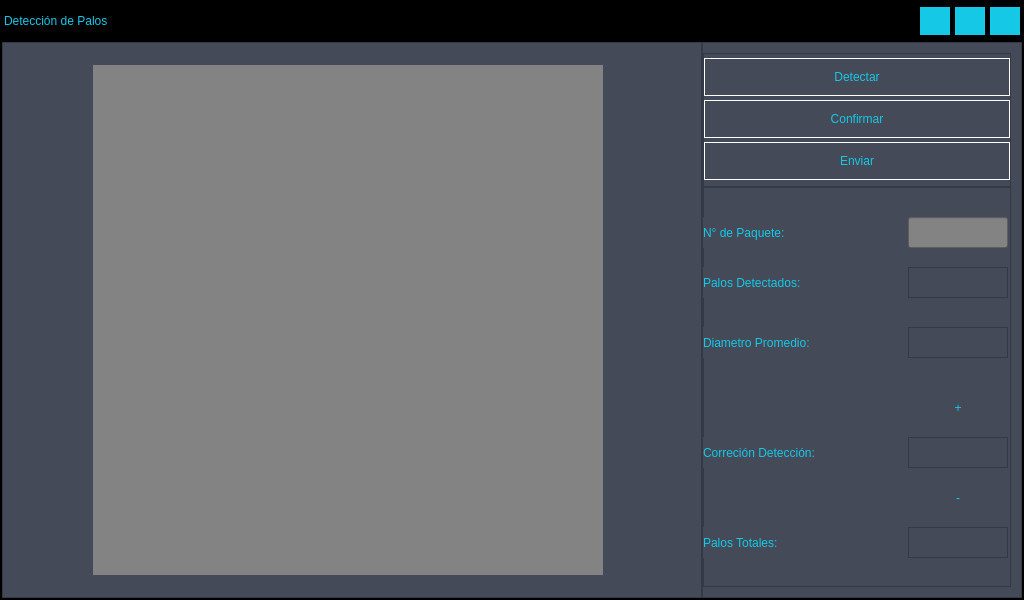
Old version of the form GUI/ui/detect_sticks.ui in the repository MARIANOCEREDA/RaspberryPiDetect.
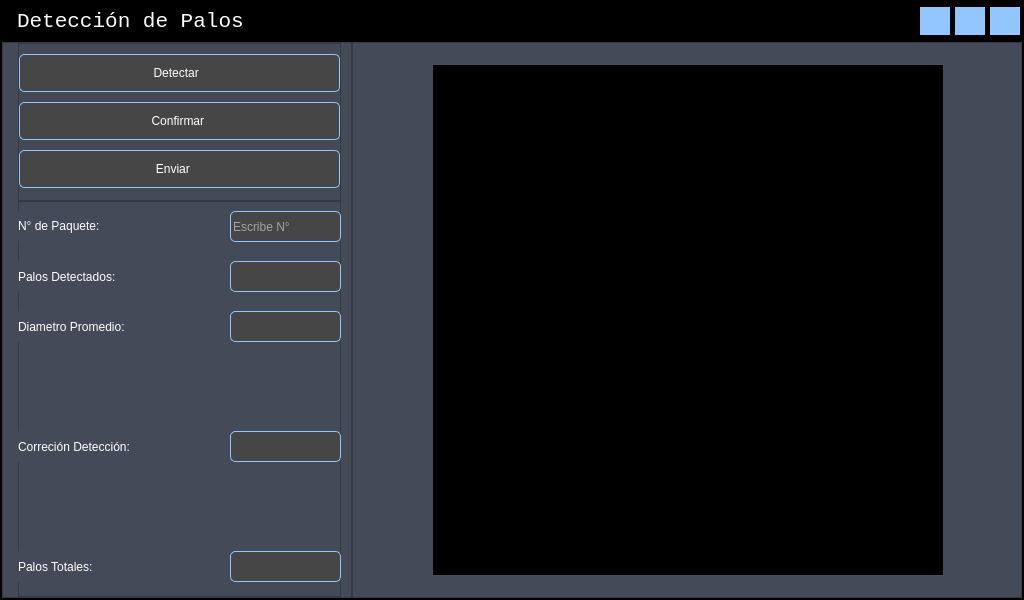
New version of the form. Icons and pictures are not drawn.

```diff
--- a/GUI/ui/detect_sticks.ui
+++ b/GUI/ui/detect_sticks.ui
@@ -13,6 +13,9 @@
   <property name="windowTitle">
    <string>MainWindow</string>
   </property>
+  <property name="styleSheet">
+   <string notr="true"/>
+  </property>
   <widget class="QWidget" name="centralwidget">
    <property name="styleSheet">
     <string notr="true">background-color: rgb(0, 0, 0);</string>
@@ -35,6 +38,11 @@
     </property>
     <item>
      <widget class="QFrame" name="frame">
+      <property name="styleSheet">
+       <string notr="true">QLabel{
+color:rgb(255, 255,255);
+}</string>
+      </property>
       <property name="frameShape">
        <enum>QFrame::StyledPanel</enum>
       </property>
@@ -72,14 +80,16 @@
 
 QPushButton{
 border:0px;
-background-color: rgb(20, 200,230);
+background-color:#93C6FF;
 }
 
 QPushButton:hover{
 border:5px solid #aa00ff;
 background-color: rgb(20, 200,230);
 }
-
+QLabel{
+font: 16pt &quot;Consolas&quot;;
+}
 </string>
          </property>
          <property name="frameShape">
@@ -93,7 +103,7 @@
            <number>5</number>
           </property>
           <property name="leftMargin">
-           <number>2</number>
+           <number>15</number>
           </property>
           <property name="topMargin">
            <number>5</number>
@@ -106,10 +116,18 @@
           </property>
           <item>
            <widget class="QLabel" name="label">
+            <property name="font">
+             <font>
+              <family>Consolas</family>
+              <pointsize>16</pointsize>
+              <italic>false</italic>
+              <bold>false</bold>
+             </font>
+            </property>
             <property name="styleSheet">
              <string notr="true">
-font: 900 16pt &quot;Arial Black&quot;;
-color: rgb(20, 200, 230);</string>
+
+</string>
             </property>
             <property name="text">
              <string>Detección de Palos </string>
@@ -237,114 +255,11 @@
           <property name="bottomMargin">
            <number>0</number>
           </property>
-          <item>
-           <widget class="QFrame" name="frame_imagen">
-            <property name="minimumSize">
-             <size>
-              <width>700</width>
-              <height>552</height>
-             </size>
-            </property>
-            <property name="styleSheet">
-             <string notr="true">QFrame{
-background-color: rgb(69, 74, 88);
-}
-</string>
-            </property>
-            <property name="frameShape">
-             <enum>QFrame::StyledPanel</enum>
-            </property>
-            <property name="frameShadow">
-             <enum>QFrame::Raised</enum>
-            </property>
-            <layout class="QVBoxLayout" name="verticalLayout_3">
-             <property name="spacing">
-              <number>0</number>
-             </property>
-             <property name="leftMargin">
-              <number>90</number>
-             </property>
-             <property name="topMargin">
-              <number>0</number>
-             </property>
-             <property name="rightMargin">
-              <number>0</number>
-             </property>
-             <property name="bottomMargin">
-              <number>0</number>
-             </property>
-             <item>
-              <widget class="QStackedWidget" name="stackedWidget">
-               <property name="maximumSize">
-                <size>
-                 <width>510</width>
-                 <height>510</height>
-                </size>
-               </property>
-               <property name="styleSheet">
-                <string notr="true">background-color: rgb(131, 131, 131);</string>
-               </property>
-               <property name="currentIndex">
-                <number>1</number>
-               </property>
-               <widget class="QWidget" name="camara">
-                <widget class="QLabel" name="out_camara">
-                 <property name="geometry">
-                  <rect>
-                   <x>5</x>
-                   <y>5</y>
-                   <width>500</width>
-                   <height>500</height>
-                  </rect>
-                 </property>
-                 <property name="minimumSize">
-                  <size>
-                   <width>500</width>
-                   <height>500</height>
-                  </size>
-                 </property>
-                 <property name="text">
-                  <string/>
-                 </property>
-                 <property name="alignment">
-                  <set>Qt::AlignCenter</set>
-                 </property>
-                </widget>
-               </widget>
-               <widget class="QWidget" name="detection">
-                <widget class="QLabel" name="out_processing">
-                 <property name="geometry">
-                  <rect>
-                   <x>5</x>
-                   <y>5</y>
-                   <width>500</width>
-                   <height>500</height>
-                  </rect>
-                 </property>
-                 <property name="minimumSize">
-                  <size>
-                   <width>500</width>
-                   <height>500</height>
-                  </size>
-                 </property>
-                 <property name="text">
-                  <string/>
-                 </property>
-                 <property name="alignment">
-                  <set>Qt::AlignCenter</set>
-                 </property>
-                </widget>
-               </widget>
-              </widget>
-             </item>
-            </layout>
-           </widget>
-          </item>
           <item>
            <widget class="QFrame" name="frame_datos">
             <property name="minimumSize">
              <size>
-              <width>320</width>
+              <width>350</width>
               <height>0</height>
              </size>
             </property>
@@ -352,25 +267,6 @@
              <string notr="true">QFrame{
 background-color: rgb(69, 74, 88);
 }
-
-QPushButton{
-font: 900 13pt &quot;Arial Black&quot;;
-color: rgb(20, 200,230);
-border:1px solid white;
-background-color: rgb(69, 74, 88);
-
-}
-QLabel{
-font: 900 13pt &quot;Arial Black&quot;;
-color: rgb(20, 200,230);
-
-}
-
-
-QPushButton:hover{
-background-color: rgb(0, 0, 0);
-}
-
 </string>
             </property>
             <property name="frameShape">
@@ -379,35 +275,37 @@
             <property name="frameShadow">
              <enum>QFrame::Raised</enum>
             </property>
-            <layout class="QVBoxLayout" name="verticalLayout_4" stretch="1,3">
+            <layout class="QVBoxLayout" name="verticalLayout_4" stretch="2,5">
              <property name="spacing">
               <number>0</number>
              </property>
              <property name="leftMargin">
-              <number>0</number>
+              <number>15</number>
              </property>
              <property name="topMargin">
-              <number>10</number>
+              <number>0</number>
              </property>
              <property name="rightMargin">
               <number>10</number>
              </property>
              <property name="bottomMargin">
-              <number>10</number>
+              <number>0</number>
              </property>
              <item>
               <widget class="QFrame" name="frame_botones">
                <property name="styleSheet">
-                <string notr="true">Qframe:{
+                <string notr="true">QFrame{
 background-color: rgb(69, 74, 88);
 }
+
 QPushButton{
-font: 900 13pt &quot;Arial Black&quot;;
-color: rgb(20, 200,230);
-border:1px solid white;
+font: 16pt &quot;Consolas&quot;;
+color:rgb(255, 255,255);
+border:1px solid #93C6FF;
+background-color: rgb(70, 70, 70);
+border-radius:5px;
 
 }
-
 QPushButton:hover{
 	background-color: rgb(0, 0, 0);
 
@@ -444,13 +342,20 @@
                     <height>38</height>
                    </size>
                   </property>
+                  <property name="layoutDirection">
+                   <enum>Qt::RightToLeft</enum>
+                  </property>
                   <property name="text">
-                   <string>Detectar</string>
+                   <string>Detectar  </string>
+                  </property>
+                  <property name="icon">
+                   <iconset>
+                    <normaloff>images/inteligencia-artificial.png</normaloff>images/inteligencia-artificial.png</iconset>
                   </property>
                   <property name="iconSize">
                    <size>
-                    <width>30</width>
-                    <height>30</height>
+                    <width>35</width>
+                    <height>35</height>
                    </size>
                   </property>
                  </widget>
@@ -463,13 +368,20 @@
                     <height>38</height>
                    </size>
                   </property>
+                  <property name="layoutDirection">
+                   <enum>Qt::RightToLeft</enum>
+                  </property>
                   <property name="text">
-                   <string>Confirmar</string>
+                   <string>Confirmar </string>
+                  </property>
+                  <property name="icon">
+                   <iconset>
+                    <normaloff>images/confirmar.png</normaloff>images/confirmar.png</iconset>
                   </property>
                   <property name="iconSize">
                    <size>
-                    <width>30</width>
-                    <height>3</height>
+                    <width>35</width>
+                    <height>35</height>
                    </size>
                   </property>
                  </widget>
@@ -482,8 +394,15 @@
                     <height>38</height>
                    </size>
                   </property>
+                  <property name="layoutDirection">
+                   <enum>Qt::RightToLeft</enum>
+                  </property>
                   <property name="text">
-                   <string>Enviar</string>
+                   <string>Enviar    </string>
+                  </property>
+                  <property name="icon">
+                   <iconset>
+                    <normaloff>images/enviar.png</normaloff>images/enviar.png</iconset>
                   </property>
                   <property name="iconSize">
                    <size>
@@ -498,6 +417,38 @@
              </item>
              <item>
               <widget class="QFrame" name="frame_datos2">
+               <property name="styleSheet">
+                <string notr="true">QFrame{
+background-color: rgb(69, 74, 88);
+}
+QPushButton{
+background-color: rgb(69, 74, 88);
+border-radius:30px;
+}
+QPushButton:hover{
+background-color: rgb(0, 0, 0);
+}
+QLabel{
+font: 14pt &quot;Consolas&quot;;
+color: rgb(255, 255,255);
+}
+
+QLineEdit{
+border:1px solid #93C6FF;
+border-radius:5px;
+background-color: rgb(70, 70, 70);
+font: 13pt &quot;Consolas&quot;;
+color: rgb(255, 255,255);
+}
+
+QTextBrowser{
+border-radius:5px;
+border:1px solid #93C6FF;
+background-color: rgb(70, 70, 70);
+font: 13pt &quot;Consolas&quot;;
+color: rgb(255, 255,255);
+}</string>
+               </property>
                <property name="frameShape">
                 <enum>QFrame::StyledPanel</enum>
                </property>
@@ -508,7 +459,7 @@
                 <property name="geometry">
                  <rect>
                   <x>0</x>
-                  <y>80</y>
+                  <y>60</y>
                   <width>181</width>
                   <height>31</height>
                  </rect>
@@ -521,7 +472,7 @@
                 <property name="geometry">
                  <rect>
                   <x>0</x>
-                  <y>140</y>
+                  <y>110</y>
                   <width>191</width>
                   <height>31</height>
                  </rect>
@@ -534,7 +485,7 @@
                 <property name="geometry">
                  <rect>
                   <x>0</x>
-                  <y>340</y>
+                  <y>350</y>
                   <width>181</width>
                   <height>31</height>
                  </rect>
@@ -547,9 +498,9 @@
                 <property name="geometry">
                  <rect>
                   <x>0</x>
-                  <y>30</y>
+                  <y>10</y>
                   <width>221</width>
-                  <height>31</height>
+                  <height>30</height>
                  </rect>
                 </property>
                 <property name="text">
@@ -559,36 +510,54 @@
                <widget class="QPushButton" name="button_plas">
                 <property name="geometry">
                  <rect>
-                  <x>205</x>
-                  <y>200</y>
-                  <width>100</width>
-                  <height>41</height>
+                  <x>235</x>
+                  <y>162</y>
+                  <width>60</width>
+                  <height>60</height>
                  </rect>
                 </property>
                 <property name="styleSheet">
-                 <string notr="true">font: 900 24pt &quot;Arial Black&quot;;
-border:0px solid white;</string>
+                 <string notr="true">
+</string>
                 </property>
                 <property name="text">
-                 <string>+</string>
+                 <string/>
+                </property>
+                <property name="icon">
+                 <iconset>
+                  <normaloff>images/mas (2).png</normaloff>images/mas (2).png</iconset>
+                </property>
+                <property name="iconSize">
+                 <size>
+                  <width>70</width>
+                  <height>70</height>
+                 </size>
                 </property>
                </widget>
                <widget class="QTextBrowser" name="out_sticks">
                 <property name="geometry">
                  <rect>
-                  <x>205</x>
-                  <y>80</y>
-                  <width>100</width>
+                  <x>212</x>
+                  <y>60</y>
+                  <width>111</width>
                   <height>31</height>
                  </rect>
                 </property>
+                <property name="font">
+                 <font>
+                  <family>Consolas</family>
+                  <pointsize>13</pointsize>
+                  <italic>false</italic>
+                  <bold>false</bold>
+                 </font>
+                </property>
                </widget>
                <widget class="QTextBrowser" name="out_diameter">
                 <property name="geometry">
                  <rect>
-                  <x>205</x>
-                  <y>140</y>
-                  <width>100</width>
+                  <x>212</x>
+                  <y>110</y>
+                  <width>111</width>
                   <height>31</height>
                  </rect>
                 </property>
@@ -596,9 +565,9 @@
                <widget class="QTextBrowser" name="out_correction">
                 <property name="geometry">
                  <rect>
-                  <x>205</x>
-                  <y>250</y>
-                  <width>100</width>
+                  <x>212</x>
+                  <y>230</y>
+                  <width>111</width>
                   <height>31</height>
                  </rect>
                 </property>
@@ -606,9 +575,9 @@
                <widget class="QTextBrowser" name="out_total">
                 <property name="geometry">
                  <rect>
-                  <x>205</x>
-                  <y>340</y>
-                  <width>100</width>
+                  <x>212</x>
+                  <y>350</y>
+                  <width>111</width>
                   <height>31</height>
                  </rect>
                 </property>
@@ -616,23 +585,29 @@
                <widget class="QLineEdit" name="in_npackge">
                 <property name="geometry">
                  <rect>
-                  <x>205</x>
-                  <y>30</y>
-                  <width>100</width>
+                  <x>212</x>
+                  <y>10</y>
+                  <width>111</width>
                   <height>31</height>
                  </rect>
                 </property>
                 <property name="styleSheet">
-                 <string notr="true">background-color: rgb(131, 131, 131);</string>
+                 <string notr="true"/>
+                </property>
+                <property name="text">
+                 <string/>
+                </property>
+                <property name="placeholderText">
+                 <string>Escribe N°</string>
                 </property>
                </widget>
                <widget class="QPushButton" name="button_less">
                 <property name="geometry">
                  <rect>
-                  <x>205</x>
-                  <y>290</y>
-                  <width>100</width>
-                  <height>41</height>
+                  <x>235</x>
+                  <y>270</y>
+                  <width>60</width>
+                  <height>60</height>
                  </rect>
                 </property>
                 <property name="sizePolicy">
@@ -645,19 +620,28 @@
                  <enum>Qt::LeftToRight</enum>
                 </property>
                 <property name="styleSheet">
-                 <string notr="true">font: 900 35pt &quot;Arial Black&quot;;
-border:0px solid white;</string>
+                 <string notr="true"/>
                 </property>
                 <property name="text">
-                 <string>-</string>
+                 <string/>
+                </property>
+                <property name="icon">
+                 <iconset>
+                  <normaloff>images/menos (1).png</normaloff>images/menos (1).png</iconset>
+                </property>
+                <property name="iconSize">
+                 <size>
+                  <width>70</width>
+                  <height>70</height>
+                 </size>
                 </property>
                </widget>
                <widget class="QLabel" name="label_7">
                 <property name="geometry">
                  <rect>
                   <x>0</x>
-                  <y>250</y>
-                  <width>201</width>
+                  <y>230</y>
+                  <width>211</width>
                   <height>31</height>
                  </rect>
                 </property>
@@ -670,6 +654,124 @@
             </layout>
            </widget>
           </item>
+          <item>
+           <widget class="QFrame" name="frame_imagen">
+            <property name="minimumSize">
+             <size>
+              <width>650</width>
+              <height>552</height>
+             </size>
+            </property>
+            <property name="styleSheet">
+             <string notr="true">QFrame{
+background-color: rgb(69, 74, 88);
+}
+</string>
+            </property>
+            <property name="frameShape">
+             <enum>QFrame::StyledPanel</enum>
+            </property>
+            <property name="frameShadow">
+             <enum>QFrame::Raised</enum>
+            </property>
+            <layout class="QVBoxLayout" name="verticalLayout_3">
+             <property name="spacing">
+              <number>0</number>
+             </property>
+             <property name="leftMargin">
+              <number>80</number>
+             </property>
+             <property name="topMargin">
+              <number>0</number>
+             </property>
+             <property name="rightMargin">
+              <number>0</number>
+             </property>
+             <property name="bottomMargin">
+              <number>0</number>
+             </property>
+             <item>
+              <widget class="QStackedWidget" name="stackedWidget">
+               <property name="maximumSize">
+                <size>
+                 <width>510</width>
+                 <height>510</height>
+                </size>
+               </property>
+               <property name="styleSheet">
+                <string notr="true">background-color: #93C6FF;
+
+QLabel:{
+background-color: rgb(0, 0, 0);
+
+}</string>
+               </property>
+               <property name="currentIndex">
+                <number>1</number>
+               </property>
+               <widget class="QWidget" name="camara">
+                <widget class="QLabel" name="out_camara">
+                 <property name="geometry">
+                  <rect>
+                   <x>5</x>
+                   <y>5</y>
+                   <width>500</width>
+                   <height>500</height>
+                  </rect>
+                 </property>
+                 <property name="minimumSize">
+                  <size>
+                   <width>500</width>
+                   <height>500</height>
+                  </size>
+                 </property>
+                 <property name="styleSheet">
+                  <string notr="true">QLabel{
+background-color: rgb(0, 0, 0);
+}</string>
+                 </property>
+                 <property name="text">
+                  <string/>
+                 </property>
+                 <property name="alignment">
+                  <set>Qt::AlignCenter</set>
+                 </property>
+                </widget>
+               </widget>
+               <widget class="QWidget" name="detection">
+                <widget class="QLabel" name="out_processing">
+                 <property name="geometry">
+                  <rect>
+                   <x>5</x>
+                   <y>5</y>
+                   <width>500</width>
+                   <height>500</height>
+                  </rect>
+                 </property>
+                 <property name="minimumSize">
+                  <size>
+                   <width>500</width>
+                   <height>500</height>
+                  </size>
+                 </property>
+                 <property name="styleSheet">
+                  <string notr="true">QLabel{
+background-color: rgb(0, 0, 0);
+}</string>
+                 </property>
+                 <property name="text">
+                  <string/>
+                 </property>
+                 <property name="alignment">
+                  <set>Qt::AlignCenter</set>
+                 </property>
+                </widget>
+               </widget>
+              </widget>
+             </item>
+            </layout>
+           </widget>
+          </item>
          </layout>
         </widget>
        </item>
```
Left out of the diff: 9 changed lines with no effect on the pictures.
